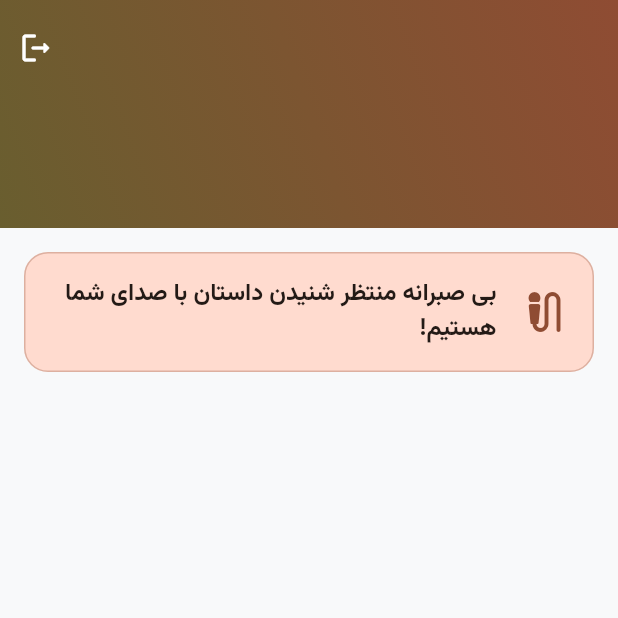
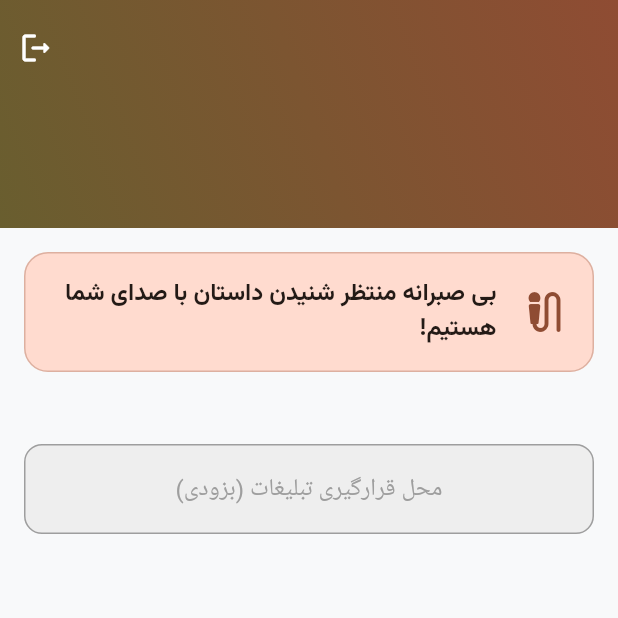
Before and after one commit to mahdilou99/haftroz.ir, a Flutter app: the HomeScreen screen opened directly, on a phone screen of 412 x 824 dp, the top half of it. Run offline on Flutter 3.47's test engine with Material 3 defaults, Android fonts, the phone set to English and light mode, and no system bars; our stand-ins replace audioplayers, flutter_dotenv, google_sign_in, html_unescape, permission_handler, shared_preferences; missing offline and left inert: record; accounts and stored records are empty; Roboto replaces fonts that are missing (Vazir).

Commit message:
feat: add ad banner, fix google logout, remove guest mode

```diff
--- a/app/lib/screens/home_screen.dart
+++ b/app/lib/screens/home_screen.dart
@@ -247,6 +247,24 @@ class _HomeScreenState extends State<HomeScreen> {
               ),
             ),
           ),
+
+          // Ad Banner Placeholder
+          SliverToBoxAdapter(
+            child: Container(
+              height: 60,
+              margin: const EdgeInsets.all(16),
+              decoration: BoxDecoration(
+                color: Colors.grey[200],
+                borderRadius: BorderRadius.circular(12),
+                border: Border.all(color: Colors.grey, width: 1),
+              ),
+              alignment: Alignment.center,
+              child: const Text(
+                'محل قرارگیری تبلیغات (بزودی)',
+                style: TextStyle(color: Colors.grey, fontFamily: 'Vazir', fontSize: 16),
+              ),
+            ),
+          ),
         ],
       ),
     );
```
